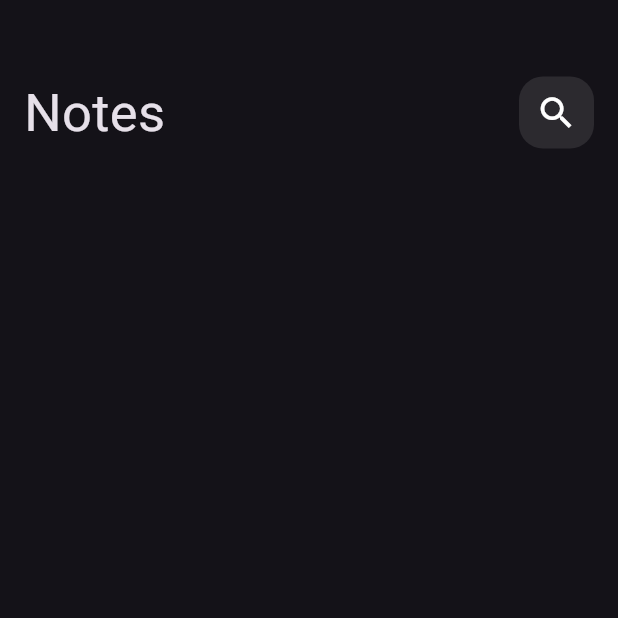
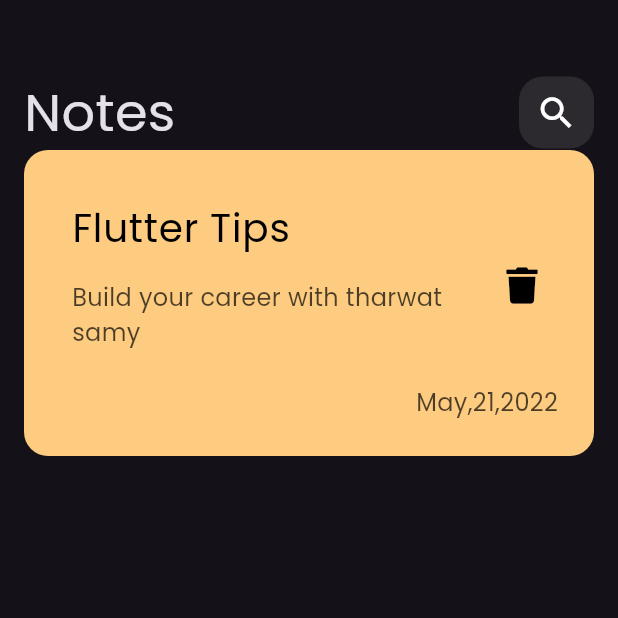
Before and after one commit to lobnanady2002/notes_app, a Flutter app: the screen it shows after launch, on a phone screen of 412 x 824 dp, the top half of it. Run offline on Flutter 3.47's test engine with Material 3 defaults, Android fonts, the phone set to English and light mode, and no system bars; our stand-ins replace font_awesome_flutter.

Commit message:
create custom note item

```diff
--- a/lib/main.dart
+++ b/lib/main.dart
@@ -13,6 +13,7 @@ class NotesApp extends StatelessWidget {
     return MaterialApp(
       theme: ThemeData(
         brightness: Brightness.dark,
+        fontFamily: 'Poppins',
       ),
       home: NotesView(),
     );
--- a/lib/views/notes_view.dart
+++ b/lib/views/notes_view.dart
@@ -8,7 +8,6 @@ class NotesView extends StatelessWidget {
   Widget build(BuildContext context) {
     return Scaffold(
       body: CustomViewBody(),
-
     );
   }
 }
--- /dev/null
+++ b/lib/widgets/custom_note_item.dart
@@ -0,0 +1,52 @@
+import 'package:flutter/material.dart';
+import 'package:font_awesome_flutter/font_awesome_flutter.dart';
+class CustomNoteItem extends StatelessWidget {
+  const CustomNoteItem({super.key});
+
+  @override
+  Widget build(BuildContext context) {
+    return Container(
+      padding: EdgeInsets.only(top: 24,bottom: 24,left: 16),
+      decoration: BoxDecoration(
+        color: Color(0xffFECC80),
+        borderRadius: BorderRadius.circular(16)
+      ),
+      child: Column(
+        crossAxisAlignment: CrossAxisAlignment.end,
+        children: [
+          ListTile(
+            title: Text("Flutter Tips",
+              style: TextStyle(
+                fontSize: 26,
+                color: Colors.black,
+
+              ),
+            ),
+            subtitle:  Padding(
+              padding: const EdgeInsets.symmetric(vertical: 16),
+              child: Text("Build your career with tharwat samy",
+                style: TextStyle(
+                  fontSize: 16,
+                  color: Colors.black.withValues(alpha: .7),
+                ),
+              ),
+            ),
+            trailing: IconButton(onPressed: (){},
+                icon: Icon(FontAwesomeIcons.trash,color: Colors.black,size: 24,)),
+          ),
+          Padding(
+            padding: const EdgeInsets.only(right: 24),
+            child: Text("May,21,2022",
+              style: TextStyle(
+                fontSize: 16,
+                color: Colors.black.withValues(alpha: .7),
+
+              ),
+            ),
+          ),
+        ],
+
+      ),
+    );
+  }
+}
--- a/lib/widgets/custom_view_body.dart
+++ b/lib/widgets/custom_view_body.dart
@@ -1,5 +1,6 @@
 import 'package:flutter/material.dart';
 import 'package:notes_app/widgets/custom_app_bar.dart';
+import 'package:notes_app/widgets/custom_note_item.dart';
 class CustomViewBody extends StatelessWidget {
   const CustomViewBody({super.key});
 
@@ -12,8 +13,8 @@ class CustomViewBody extends StatelessWidget {
           SizedBox(
             height: 50,
           ),
-          CustomAppBar()
-
+          CustomAppBar(),
+          CustomNoteItem(),
         ],
       ),
     );
```
Also changed, not shown: pubspec.yaml (+7 -12 lines), assets/fonts/Poppins-Regular.ttf (added), pubspec.lock.
